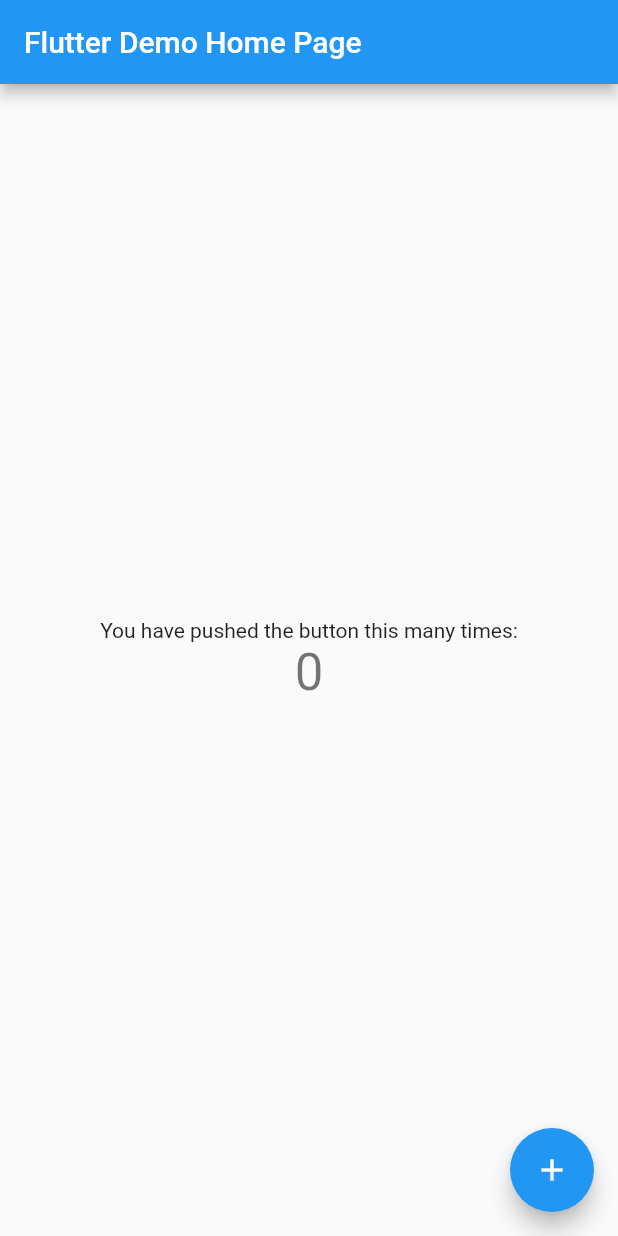
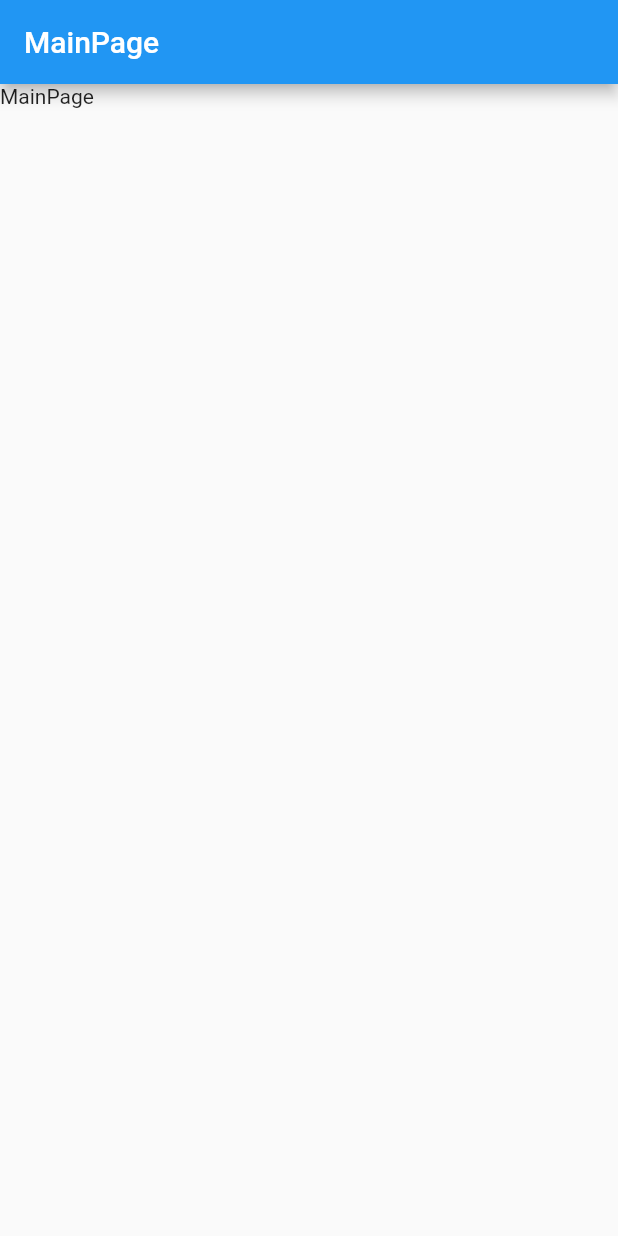
Before and after one commit to dev-tryit/algoritm_flutter_web, a Flutter app: the screen it shows after launch, on a phone screen of 412 x 824 dp. Run offline on Flutter 3.47's test engine with Material 2 defaults, Android fonts, the phone set to English and light mode, and no system bars.

Commit message:
MainPage 생성

```diff
--- a/_code/lib/main.dart
+++ b/_code/lib/main.dart
@@ -1,115 +1,15 @@
+import 'package:algoritm_flutter_web/page/MainPage.dart';
 import 'package:flutter/material.dart';
 
 void main() {
-  runApp(const MyApp());
+  runApp(MyApp());
 }
 
 class MyApp extends StatelessWidget {
-  const MyApp({Key? key}) : super(key: key);
-
-  // This widget is the root of your application.
   @override
   Widget build(BuildContext context) {
     return MaterialApp(
-      title: 'Flutter Demo',
-      theme: ThemeData(
-        // This is the theme of your application.
-        //
-        // Try running your application with "flutter run". You'll see the
-        // application has a blue toolbar. Then, without quitting the app, try
-        // changing the primarySwatch below to Colors.green and then invoke
-        // "hot reload" (press "r" in the console where you ran "flutter run",
-        // or simply save your changes to "hot reload" in a Flutter IDE).
-        // Notice that the counter didn't reset back to zero; the application
-        // is not restarted.
-        primarySwatch: Colors.blue,
-      ),
-      home: const MyHomePage(title: 'Flutter Demo Home Page'),
+      home: MainPage(),
     );
   }
 }
-
-class MyHomePage extends StatefulWidget {
-  const MyHomePage({Key? key, required this.title}) : super(key: key);
-
-  // This widget is the home page of your application. It is stateful, meaning
-  // that it has a State object (defined below) that contains fields that affect
-  // how it looks.
-
-  // This class is the configuration for the state. It holds the values (in this
-  // case the title) provided by the parent (in this case the App widget) and
-  // used by the build method of the State. Fields in a Widget subclass are
-  // always marked "final".
-
-  final String title;
-
-  @override
-  State<MyHomePage> createState() => _MyHomePageState();
-}
-
-class _MyHomePageState extends State<MyHomePage> {
-  int _counter = 0;
-
-  void _incrementCounter() {
-    setState(() {
-      // This call to setState tells the Flutter framework that something has
-      // changed in this State, which causes it to rerun the build method below
-      // so that the display can reflect the updated values. If we changed
-      // _counter without calling setState(), then the build method would not be
-      // called again, and so nothing would appear to happen.
-      _counter++;
-    });
-  }
-
-  @override
-  Widget build(BuildContext context) {
-    // This method is rerun every time setState is called, for instance as done
-    // by the _incrementCounter method above.
-    //
-    // The Flutter framework has been optimized to make rerunning build methods
-    // fast, so that you can just rebuild anything that needs updating rather
-    // than having to individually change instances of widgets.
-    return Scaffold(
-      appBar: AppBar(
-        // Here we take the value from the MyHomePage object that was created by
-        // the App.build method, and use it to set our appbar title.
-        title: Text(widget.title),
-      ),
-      body: Center(
-        // Center is a layout widget. It takes a single child and positions it
-        // in the middle of the parent.
-        child: Column(
-          // Column is also a layout widget. It takes a list of children and
-          // arranges them vertically. By default, it sizes itself to fit its
-          // children horizontally, and tries to be as tall as its parent.
-          //
-          // Invoke "debug painting" (press "p" in the console, choose the
-          // "Toggle Debug Paint" action from the Flutter Inspector in Android
-          // Studio, or the "Toggle Debug Paint" command in Visual Studio Code)
-          // to see the wireframe for each widget.
-          //
-          // Column has various properties to control how it sizes itself and
-          // how it positions its children. Here we use mainAxisAlignment to
-          // center the children vertically; the main axis here is the vertical
-          // axis because Columns are vertical (the cross axis would be
-          // horizontal).
-          mainAxisAlignment: MainAxisAlignment.center,
-          children: <Widget>[
-            const Text(
-              'You have pushed the button this many times:',
-            ),
-            Text(
-              '$_counter',
-              style: Theme.of(context).textTheme.headline4,
-            ),
-          ],
-        ),
-      ),
-      floatingActionButton: FloatingActionButton(
-        onPressed: _incrementCounter,
-        tooltip: 'Increment',
-        child: const Icon(Icons.add),
-      ), // This trailing comma makes auto-formatting nicer for build methods.
-    );
-  }
-}
--- /dev/null
+++ b/_code/lib/page/MainPage.dart
@@ -0,0 +1,13 @@
+import 'package:flutter/material.dart';
+
+class MainPage extends StatelessWidget {
+  const MainPage({Key? key}) : super(key: key);
+
+  @override
+  Widget build(BuildContext context) {
+    return Scaffold(
+      appBar: AppBar(title: Text("MainPage")),
+      body: Text("MainPage"),
+    );
+  }
+}
```
